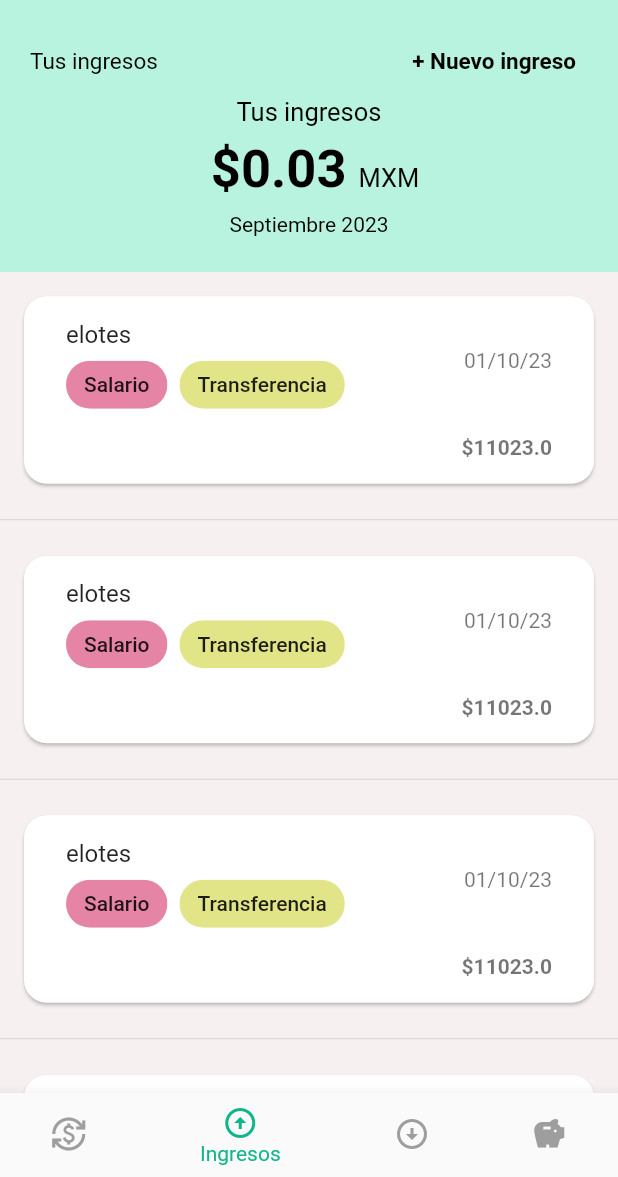
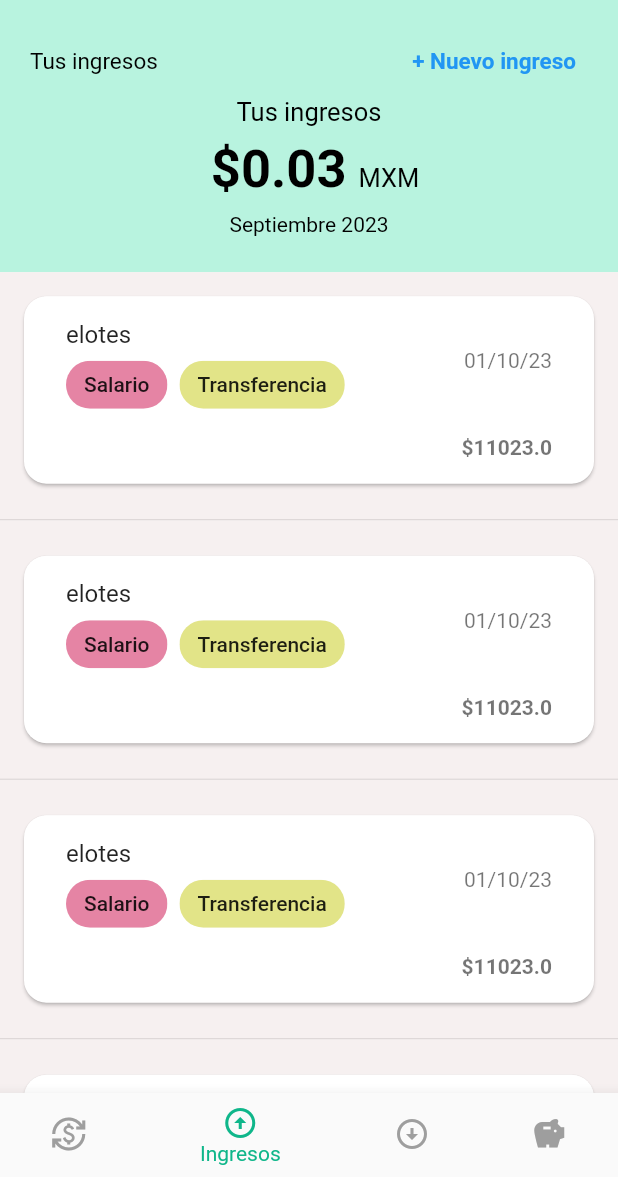
Before and after one commit to valrmzl/ProyectoMovilesVNS, a Flutter app: the screen it shows after launch, item 2 of the bottom bar chosen, on a phone screen of 412 x 824 dp, the part 59-1236 px from its top. Run offline on Flutter 3.47's test engine with Material 2 defaults, Android fonts, the phone set to English and light mode, and no system bars; our stand-ins replace bloc, carousel_slider, equatable, flutter_bloc, permission_handler, table_calendar; network calls fail.

Commit message:
mas cambios del theme val

```diff
--- a/lib/Screens/ahorros.dart
+++ b/lib/Screens/ahorros.dart
@@ -95,6 +95,7 @@ class Ahorros extends StatelessWidget {
                   style: TextStyle(color: themeState.themeData.colorScheme.shadow,))
             ]),
           ),
+
           AhorroItem(data: item),
           AhorroItem(data: item),
           AhorroItem(data: item),
--- a/lib/Screens/home_page.dart
+++ b/lib/Screens/home_page.dart
@@ -66,7 +66,8 @@ class _HomePageState extends State<HomePage> {
             BottomNavigationBarItem(
                 icon: Icon(Icons.savings), label: 'Ahorros'),
           ],
-          selectedItemColor:themeState.themeData.colorScheme.scrim, // Color de los íconos seleccionados
+          selectedItemColor:Color.fromARGB(
+              255, 15, 182, 138), // Color de los íconos seleccionados
           unselectedItemColor:
               Colors.grey, // Color de los íconos no seleccionados
         ),
--- a/lib/Screens/ingreso_item.dart
+++ b/lib/Screens/ingreso_item.dart
@@ -1,4 +1,6 @@
 import 'package:flutter/material.dart';
+import 'package:flutter_bloc/flutter_bloc.dart';
+import 'package:proyecto_vsn/theme/bloc/theme_bloc.dart';
 
 class IngresoItem extends StatelessWidget {
   final String titulo;
@@ -15,7 +17,10 @@ class IngresoItem extends StatelessWidget {
 
   @override
   Widget build(BuildContext context) {
-    return Card(
+    return BlocBuilder<ThemeBloc, ThemeState>(
+      builder: (context, themeState){
+         return Card(
+          color: themeState.themeData.colorScheme.surfaceVariant,
       margin: EdgeInsets.all(16),
       shape: RoundedRectangleBorder(
         borderRadius: BorderRadius.circular(15.0),
@@ -66,6 +71,11 @@ class IngresoItem extends StatelessWidget {
         ),
       ),
     );
+
+      }
+    );
+
+
   }
 
   Widget categoriaChip(String label, Color color) {
--- a/lib/Screens/ingresos.dart
+++ b/lib/Screens/ingresos.dart
@@ -53,7 +53,7 @@ class _IngresosState extends State<Ingresos> {
                       },
                       child: Text('+ Nuevo ingreso',
                           style: TextStyle(
-                              fontSize: 15, fontWeight: FontWeight.bold, color: themeState.themeData.colorScheme.shadow)),
+                              fontSize: 15, fontWeight: FontWeight.bold,)),
                     ),
                   )
                 ],
```
Also changed, not shown: lib/Screens/ahorro_item.dart (+11 -1 lines), lib/Screens/nuevo_egreso.dart (+11 -2 lines), lib/Screens/nuevo_ingreso.dart (+13 -3 lines).
